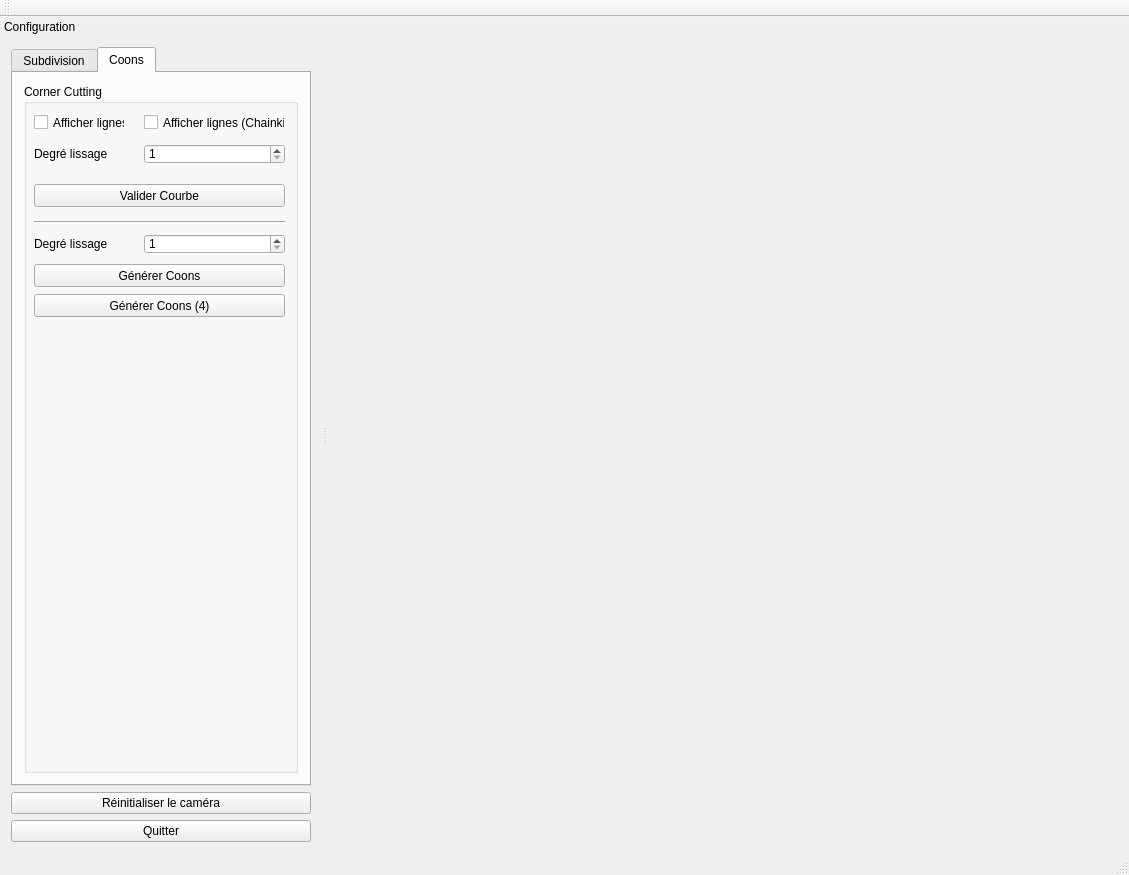
The window that form/maths5a_coons.ui (ldkv/Maths5A_Coons) describes before a commit, drawn with Qt 5.
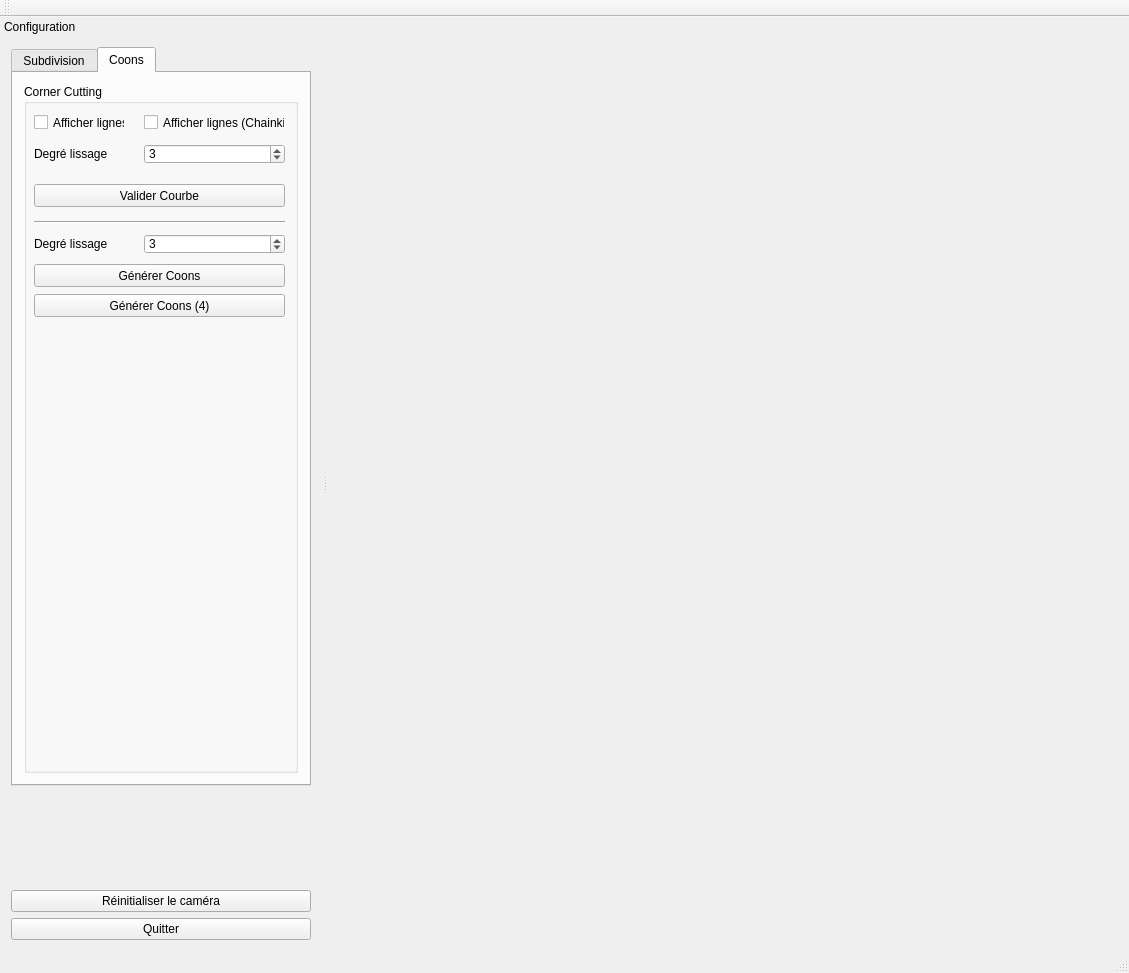
The same window after the commit.

```diff
--- a/form/maths5a_coons.ui
+++ b/form/maths5a_coons.ui
@@ -7,7 +7,7 @@
     <x>0</x>
     <y>0</y>
     <width>1129</width>
-    <height>823</height>
+    <height>973</height>
    </rect>
   </property>
   <property name="windowTitle">
@@ -456,7 +456,7 @@
                <number>1000</number>
               </property>
               <property name="value">
-               <number>1</number>
+               <number>3</number>
               </property>
              </widget>
              <widget class="QPushButton" name="buttonCreateCurve">
@@ -514,7 +514,7 @@
                <number>1000</number>
               </property>
               <property name="value">
-               <number>1</number>
+               <number>3</number>
               </property>
              </widget>
              <widget class="Line" name="line_3">
```
Left out of the diff: 2 changed lines with no effect on the pictures.
